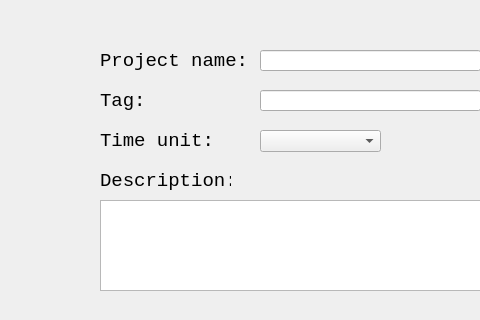
Old version of the form viewspyqt5/newproject.ui in the repository Claudino2001/reliability-software; both pictures show x 110 to 590 and y 140 to 460 of the 800 by 600 pixel window.
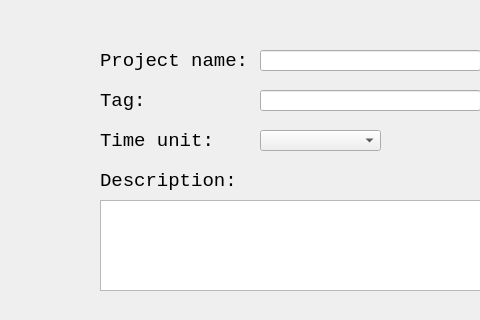
New version of the form.

Commit message: wip: implementaçao dos btns da newproject_view

The edit to the form file:
```diff
--- a/viewspyqt5/newproject.ui
+++ b/viewspyqt5/newproject.ui
@@ -78,7 +78,7 @@
      <rect>
       <x>210</x>
       <y>310</y>
-      <width>131</width>
+      <width>151</width>
       <height>21</height>
      </rect>
     </property>
@@ -206,15 +206,9 @@
       <x>370</x>
       <y>270</y>
       <width>121</width>
-      <height>22</height>
+      <height>21</height>
      </rect>
     </property>
-    <property name="font">
-     <font>
-      <family>Courier New</family>
-      <pointsize>10</pointsize>
-     </font>
-    </property>
     <property name="cursor">
      <cursorShape>PointingHandCursor</cursorShape>
     </property>
```
Left out of the diff: 18 changed lines with no effect on the pictures. The commit also changes 5 other files.
